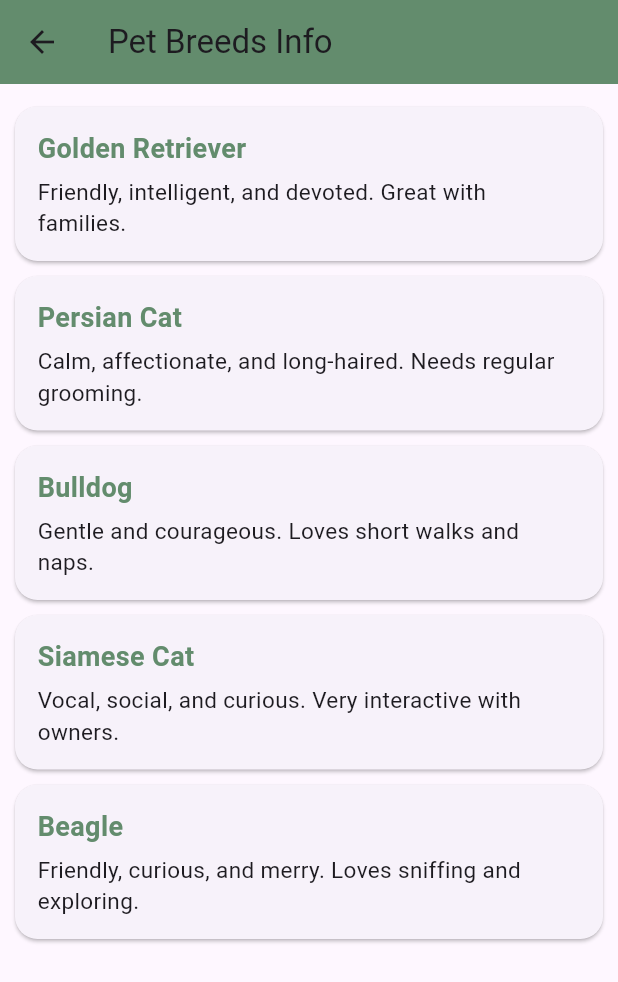
After one commit to vey-droid/PetCare, a Flutter app: the PetBreedInfoScreen screen opened directly, on a phone screen of 412 x 824 dp. The commit adds this screen. Shown: the top 982 px of the screen. Run offline on Flutter 3.47's test engine with Material 3 defaults, Android fonts, the phone set to English and light mode, and no system bars; our stand-ins replace cloud_firestore, file_picker, firebase_auth, firebase_core, table_calendar; accounts and stored records are empty.

Commit message:
Add Pet Breed Info screen and integrate into home page

```diff
--- a/lib/screens/home.dart
+++ b/lib/screens/home.dart
@@ -4,6 +4,8 @@ import 'food.dart';
 import 'medical.dart';
 import 'weight.dart';
 import 'profile.dart';
+import 'info.dart'; // Add this import
+
 
 class HomeScreen extends StatefulWidget {
   @override
@@ -82,6 +84,7 @@ class HomeContent extends StatelessWidget {
                 _buildFeatureCard('Medical Records', Icons.medical_services, context, MedicalRecordsScreen()),
                 _buildFeatureCard('Weight Tracking', Icons.monitor_weight, context, WeightTrackingScreen()),
                 _buildFeatureCard('Food Tracking', Icons.pets, context, FoodTrackingScreen()),
+                _buildFeatureCard('Pet Breed Info', Icons.info, context, PetBreedInfoScreen()),
               ],
             ),
           ),
--- /dev/null
+++ b/lib/screens/info.dart
@@ -0,0 +1,70 @@
+import 'package:flutter/material.dart';
+
+class PetBreedInfoScreen extends StatelessWidget {
+  final List<Map<String, String>> breeds = [
+    {
+      "name": "Golden Retriever",
+      "info": "Friendly, intelligent, and devoted. Great with families."
+    },
+    {
+      "name": "Persian Cat",
+      "info": "Calm, affectionate, and long-haired. Needs regular grooming."
+    },
+    {
+      "name": "Bulldog",
+      "info": "Gentle and courageous. Loves short walks and naps."
+    },
+    {
+      "name": "Siamese Cat",
+      "info": "Vocal, social, and curious. Very interactive with owners."
+    },
+    {
+      "name": "Beagle",
+      "info": "Friendly, curious, and merry. Loves sniffing and exploring."
+    },
+  ];
+
+  @override
+  Widget build(BuildContext context) {
+    return Scaffold(
+      appBar: AppBar(
+        title: Text("Pet Breeds Info"),
+        backgroundColor: const Color(0xFF638C6D),
+      ),
+      body: ListView.builder(
+        padding: const EdgeInsets.all(10),
+        itemCount: breeds.length,
+        itemBuilder: (context, index) {
+          final breed = breeds[index];
+          return Card(
+            margin: const EdgeInsets.symmetric(vertical: 5),
+            shape: RoundedRectangleBorder(
+              borderRadius: BorderRadius.circular(15),
+            ),
+            child: Padding(
+              padding: const EdgeInsets.all(15),
+              child: Column(
+                crossAxisAlignment: CrossAxisAlignment.start,
+                children: [
+                  Text(
+                    breed["name"]!,
+                    style: const TextStyle(
+                      fontSize: 18,
+                      fontWeight: FontWeight.bold,
+                      color: Color(0xFF638C6D),
+                    ),
+                  ),
+                  const SizedBox(height: 5),
+                  Text(
+                    breed["info"]!,
+                    style: const TextStyle(fontSize: 15),
+                  ),
+                ],
+              ),
+            ),
+          );
+        },
+      ),
+    );
+  }
+}
```
